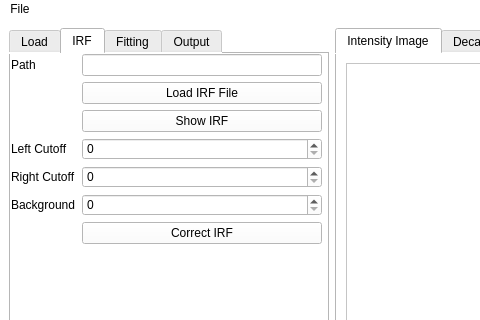
Before: the Qt Designer form qt_app/gui/agbp_flimfitter.ui in Tomkaehst/PhasorFLIM, drawn with Qt 5; both pictures show x 0 to 480 and y 0 to 320 of the 1230 by 893 pixel window.
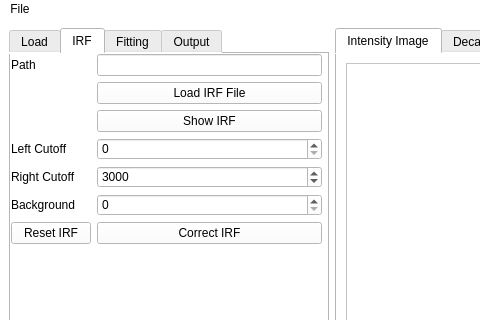
After: the same form once the commit is applied. The open tabs and pages were chosen to show the change. Custom widgets are drawn as their Qt base class.

Commit message: Tried to implement measured IRF. Need to figure out IRF shifting. Right now, I use np.roll() and shift whole array by an integer value. The optimizer doesnt like that.

What changed in the file:
```diff
--- a/qt_app/gui/agbp_flimfitter.ui
+++ b/qt_app/gui/agbp_flimfitter.ui
@@ -243,13 +243,28 @@
           </widget>
          </item>
          <item row="6" column="1">
-          <widget class="QSpinBox" name="spinBox_irfRightCut"/>
+          <widget class="QSpinBox" name="spinBox_irfRightCut">
+           <property name="maximum">
+            <number>10000</number>
+           </property>
+           <property name="value">
+            <number>3000</number>
+           </property>
+          </widget>
          </item>
          <item row="5" column="1">
-          <widget class="QSpinBox" name="spinBox_irfLeftCut"/>
+          <widget class="QSpinBox" name="spinBox_irfLeftCut">
+           <property name="maximum">
+            <number>10000</number>
+           </property>
+          </widget>
          </item>
          <item row="8" column="1">
-          <widget class="QSpinBox" name="spinBox_IRFBackground"/>
+          <widget class="QSpinBox" name="spinBox_IRFBackground">
+           <property name="maximum">
+            <number>100000</number>
+           </property>
+          </widget>
          </item>
          <item row="5" column="0">
           <widget class="QLabel" name="label_IRFleftCutoff">
@@ -272,13 +287,6 @@
            </property>
           </widget>
          </item>
-         <item row="9" column="1">
-          <widget class="QPushButton" name="pushButton_correctIRF">
-           <property name="text">
-            <string>Correct IRF</string>
-           </property>
-          </widget>
-         </item>
          <item row="1" column="1">
           <widget class="QLineEdit" name="lineEdit_filePathIRF"/>
          </item>
@@ -289,6 +297,20 @@
            </property>
           </widget>
          </item>
+         <item row="10" column="1">
+          <widget class="QPushButton" name="pushButton_correctIRF">
+           <property name="text">
+            <string>Correct IRF</string>
+           </property>
+          </widget>
+         </item>
+         <item row="10" column="0">
+          <widget class="QPushButton" name="pushButton_resetIRF">
+           <property name="text">
+            <string>Reset IRF</string>
+           </property>
+          </widget>
+         </item>
         </layout>
        </widget>
       </widget>
```
The commit also changes 8 other files.
